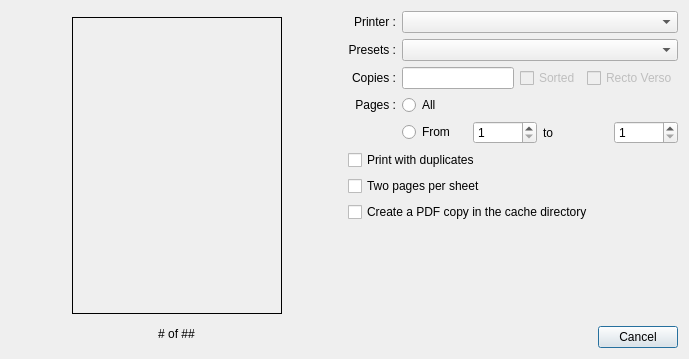
Before: the Qt Designer form plugins/printerplugin/printdialog.ui in FreeHealth/freehealth, drawn with Qt 5.
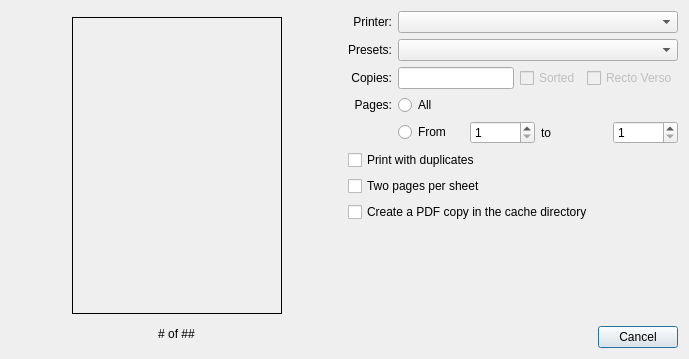
After: the same form once the commit is applied.

Commit message: Printer settings UI improvement typos, German translation, "datas" corr. etc.

Diff of the .ui file:
```diff
--- a/plugins/printerplugin/printdialog.ui
+++ b/plugins/printerplugin/printdialog.ui
@@ -225,7 +225,7 @@
      <item row="0" column="0">
       <widget class="QLabel" name="label_3">
        <property name="text">
-        <string>Printer :</string>
+        <string>Printer:</string>
        </property>
        <property name="alignment">
         <set>Qt::AlignRight|Qt::AlignTrailing|Qt::AlignVCenter</set>
@@ -245,7 +245,7 @@
      <item row="1" column="0">
       <widget class="QLabel" name="labelPresets">
        <property name="text">
-        <string>Presets :</string>
+        <string>Presets:</string>
        </property>
        <property name="alignment">
         <set>Qt::AlignRight|Qt::AlignTrailing|Qt::AlignVCenter</set>
@@ -265,7 +265,7 @@
      <item row="2" column="0">
       <widget class="QLabel" name="label_4">
        <property name="text">
-        <string>Copies :</string>
+        <string>Copies:</string>
        </property>
        <property name="alignment">
         <set>Qt::AlignRight|Qt::AlignTrailing|Qt::AlignVCenter</set>
@@ -298,7 +298,7 @@
      <item row="3" column="0">
       <widget class="QLabel" name="label_5">
        <property name="text">
-        <string>Pages :</string>
+        <string>Pages:</string>
        </property>
        <property name="alignment">
         <set>Qt::AlignRight|Qt::AlignTrailing|Qt::AlignVCenter</set>
```
The commit also changes 7 other files.
